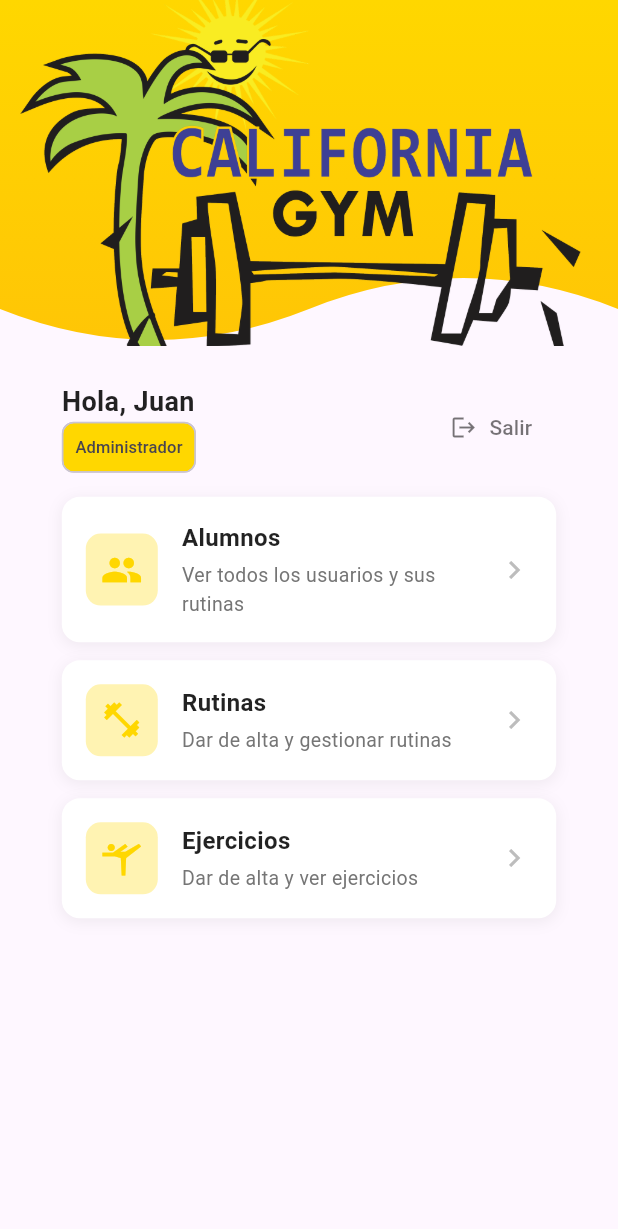
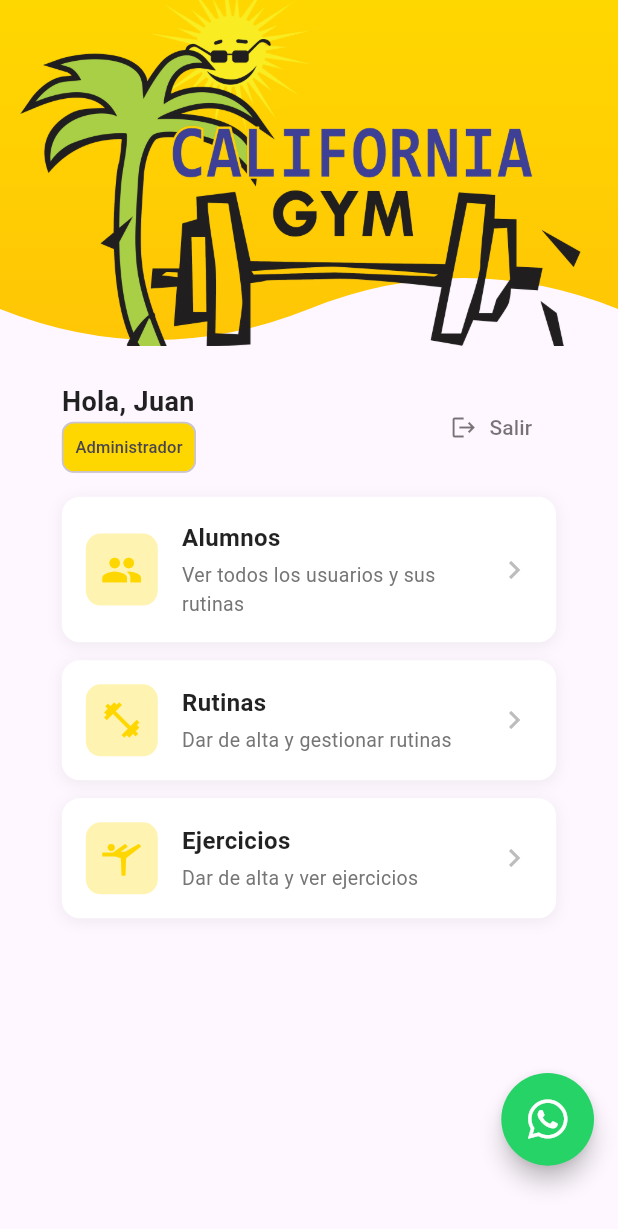
Before and after one commit to LucasPavan04/CaliApp, a Flutter app: the MenuScreen widget shown alone on an empty page, opened directly with sample values from the repository, on a phone screen of 412 x 824 dp. Shown: the top 1229 px of the screen. Run offline on Flutter 3.47's test engine with Material 3 defaults, Android fonts, the phone set to English and light mode, and no system bars; our stand-ins replace font_awesome_flutter, gap.

Commit message:
Enlace a wsp

```diff
--- /dev/null
+++ b/lib/config/gimnasio_config.dart
@@ -0,0 +1,5 @@
+class GimnasioConfig {
+  /// Número de WhatsApp del gimnasio (código de país + número, sin + ni espacios).
+  /// Ejemplo Argentina: 5491112345678
+  static const String whatsapp = '5491112345678';
+}
--- a/lib/ui/home/menu_screen.dart
+++ b/lib/ui/home/menu_screen.dart
@@ -1,3 +1,4 @@
+import 'package:cali_app/config/gimnasio_config.dart';
 import 'package:cali_app/data/rutina_data.dart';
 import 'package:cali_app/ui/alumnos/alumno_rutina_screen.dart';
 import 'package:cali_app/ui/alumnos/alumnos_screen.dart';
@@ -9,6 +10,8 @@ import 'package:cali_app/ui/models/alumno_model.dart';
 import 'package:cali_app/ui/models/menu_model.dart';
 import 'package:cali_app/widgets/app_layout.dart';
 import 'package:flutter/material.dart';
+import 'package:font_awesome_flutter/font_awesome_flutter.dart';
+import 'package:url_launcher/url_launcher.dart';
 
 class MenuScreen extends StatefulWidget {
   final Alumno alumno;
@@ -127,11 +130,33 @@ class _MenuScreenState extends State<MenuScreen> {
     );
   }
 
+  Future<void> _abrirWhatsAppGimnasio() async {
+    final uri = Uri.parse('https://wa.me/${GimnasioConfig.whatsapp}');
+    final ok = await launchUrl(uri, mode: LaunchMode.externalApplication);
+    if (!ok && mounted) {
+      ScaffoldMessenger.of(context).showSnackBar(
+        const SnackBar(
+          content: Text('No se pudo abrir WhatsApp'),
+          backgroundColor: Color(0xffFFD700),
+        ),
+      );
+    }
+  }
+
   @override
   Widget build(BuildContext context) {
     final menu = _buildMenu();
     return AppLayout(
       showBackButton: false,
+      showFloatingActionButton: true,
+      heroTag: 'FAB_WHATSAPP',
+      fabColor: const Color(0xFF25D366),
+      fabChild: const FaIcon(
+        FontAwesomeIcons.whatsapp,
+        color: Colors.white,
+        size: 30,
+      ),
+      onPress: _abrirWhatsAppGimnasio,
       content: Column(
         children: [
           Padding(
--- a/lib/widgets/app_layout.dart
+++ b/lib/widgets/app_layout.dart
@@ -11,6 +11,8 @@ class AppLayout extends StatefulWidget {
     this.onPress,
     this.heroTag,
     this.showBackButton = true,
+    this.fabChild,
+    this.fabColor,
   });
   final Widget? content;
   final bool? showFloatingActionButton;
@@ -18,6 +20,8 @@ class AppLayout extends StatefulWidget {
   final VoidCallback? onPress;
   final String? heroTag;
   final bool showBackButton;
+  final Widget? fabChild;
+  final Color? fabColor;
 
   @override
   State<AppLayout> createState() => _AppLayoutState();
@@ -76,12 +80,13 @@ class _AppLayoutState extends State<AppLayout> {
               child: FloatingActionButton(
                 heroTag: widget.heroTag,
                 onPressed: widget.onPress,
-                backgroundColor: const Color(0xffFFD700),
+                backgroundColor: widget.fabColor ?? const Color(0xffFFD700),
                 shape: const CircleBorder(), // asegura forma redonda
-                child: Icon(
-                  widget.icono,
-                  size: 30, // tamaño del ícono
-                ),
+                child: widget.fabChild ??
+                    Icon(
+                      widget.icono,
+                      size: 30, // tamaño del ícono
+                    ),
               ),
             )
           : const SizedBox.shrink(),
```
